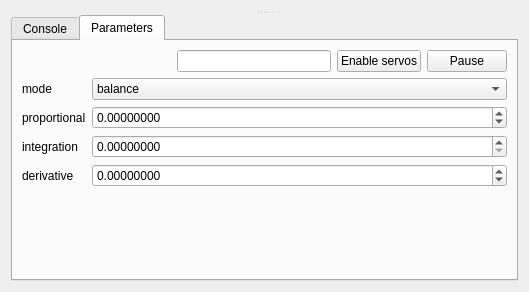
Old version of the form control.ui in the repository trnila/balancer_debugger.
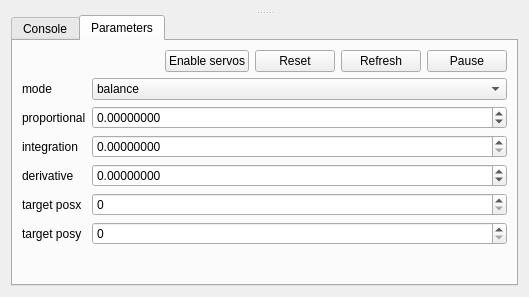
New version of the form.

```diff
--- a/control.ui
+++ b/control.ui
@@ -7,7 +7,7 @@
     <x>0</x>
     <y>0</y>
     <width>529</width>
-    <height>292</height>
+    <height>297</height>
    </rect>
   </property>
   <property name="windowTitle">
@@ -72,9 +72,6 @@
             </property>
            </spacer>
           </item>
-          <item>
-           <widget class="QLineEdit" name="cmd"/>
-          </item>
           <item>
            <widget class="QPushButton" name="enableServos">
             <property name="text">
@@ -85,6 +82,20 @@
             </property>
            </widget>
           </item>
+          <item>
+           <widget class="QPushButton" name="pushButton">
+            <property name="text">
+             <string>Reset</string>
+            </property>
+           </widget>
+          </item>
+          <item>
+           <widget class="QPushButton" name="refreshBtn">
+            <property name="text">
+             <string>Refresh</string>
+            </property>
+           </widget>
+          </item>
           <item>
            <widget class="QPushButton" name="pauseBtn">
             <property name="text">
@@ -179,6 +190,26 @@
             </property>
            </widget>
           </item>
+          <item row="4" column="0">
+           <widget class="QLabel" name="label_5">
+            <property name="text">
+             <string>target posx</string>
+            </property>
+           </widget>
+          </item>
+          <item row="5" column="0">
+           <widget class="QLabel" name="label_6">
+            <property name="text">
+             <string>target posy</string>
+            </property>
+           </widget>
+          </item>
+          <item row="4" column="1">
+           <widget class="QSpinBox" name="pos_x"/>
+          </item>
+          <item row="5" column="1">
+           <widget class="QSpinBox" name="pos_y"/>
+          </item>
          </layout>
         </item>
        </layout>
```
